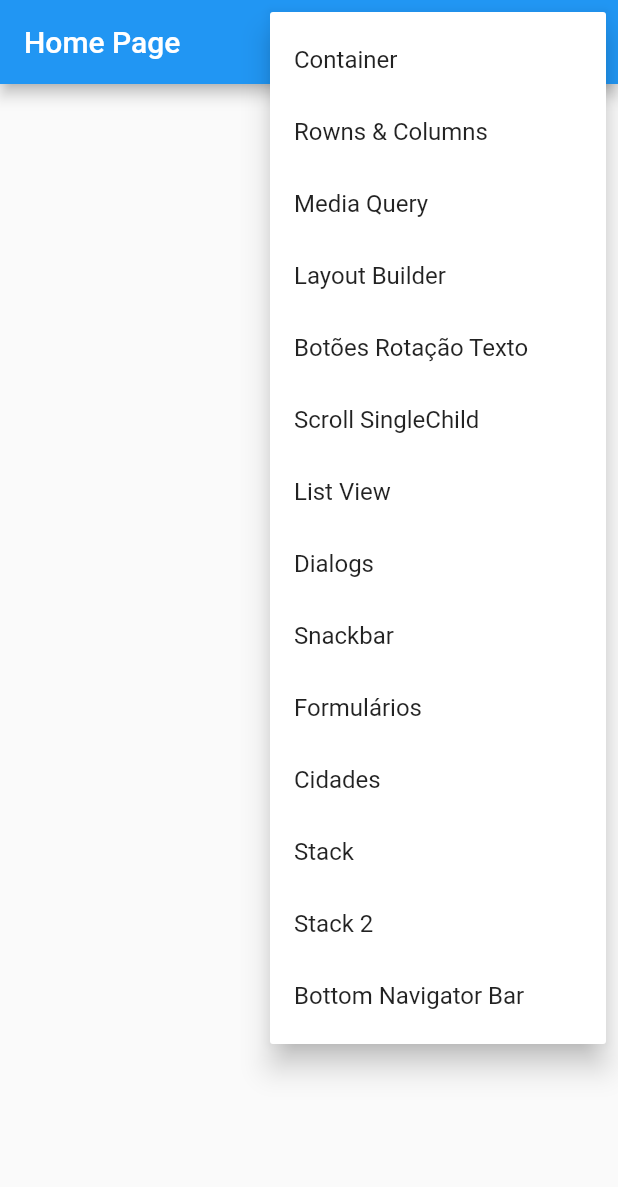
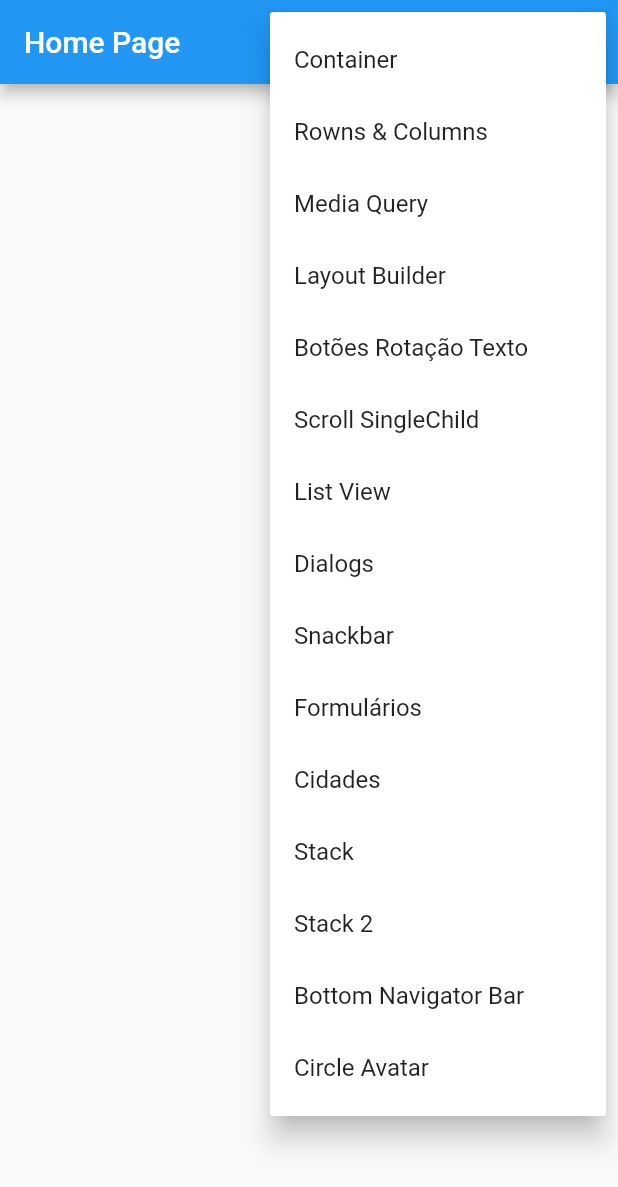
Before and after one commit to JnrMoraes/flutter-popup-menu, a Flutter app: the screen it shows after launch, after a tap on the "more vert" icon, on a phone screen of 412 x 824 dp. Shown: the top 1187 px of the screen. Run offline on Flutter 3.47's test engine with Material 2 defaults, Android fonts, the phone set to English and light mode, and no system bars; our stand-ins replace device_preview; network calls fail.

Commit message:
Instagram circle avatar

```diff
--- a/lib/main.dart
+++ b/lib/main.dart
@@ -4,6 +4,7 @@ import 'package:flutter/material.dart';
 import 'pages/botoes_rotacao_texto/botoes_rotacao_texto_page.dart';
 import 'pages/bottom_navigator_bar/bottom_navigator_bar_page.dart';
 import 'pages/cidades/cidades_page.dart';
+import 'pages/circle_avatar/circle_avatar_page.dart';
 import 'pages/containers/container_page.dart';
 import 'pages/dialogs/dialogs_page.dart';
 import 'pages/formulario/formulario_page.dart';
@@ -54,6 +55,7 @@ class MyApp extends StatelessWidget {
         '/stack': (_) => const StackPage(),
         '/stack/page2': (_) => const Stack2Page(),
         '/bottom_navigator_bar': (_) => const BottomNavigatorBarPage(),
+        '/circle_avatar': (_) => const CircleAvatarPage(),
       },
     );
   }
--- a/lib/pages/home/home_page.dart
+++ b/lib/pages/home/home_page.dart
@@ -14,7 +14,8 @@ enum PopupMenuPages {
   cidades,
   stack,
   stack2,
-  bottom_navigator,
+  bottomNavigator,
+  circleAvatar,
 }
 
 class HomePage extends StatelessWidget {
@@ -68,11 +69,11 @@ class HomePage extends StatelessWidget {
                 case PopupMenuPages.stack2:
                   Navigator.of(context).pushNamed('/stack/page2');
                   break;
-                case PopupMenuPages.stack:
-                  Navigator.of(context).pushNamed('/stack');
+                case PopupMenuPages.bottomNavigator:
+                  Navigator.of(context).pushNamed('/bottom_navigator_bar');
                   break;
-                case PopupMenuPages.bottom_navigator:
-                  Navigator.of(context).pushNamed('/bottom_navigator_bar');
+                case PopupMenuPages.circleAvatar:
+                  Navigator.of(context).pushNamed('/circle_avatar');
                   break;
               }
             },
@@ -131,8 +132,11 @@ class HomePage extends StatelessWidget {
                   child: Text('Stack 2'),
                 ),
                 const PopupMenuItem<PopupMenuPages>(
-                  value: PopupMenuPages.bottom_navigator,
+                  value: PopupMenuPages.bottomNavigator,
                   child: Text('Bottom Navigator Bar'),
+                ),const PopupMenuItem<PopupMenuPages>(
+                  value: PopupMenuPages.circleAvatar,
+                  child: Text('Circle Avatar'),
                 ),
               ];
             },
```
Also changed, not shown: lib/pages/circle_avatar/circle_avatar_page.dart (added, +95 -0 lines).
